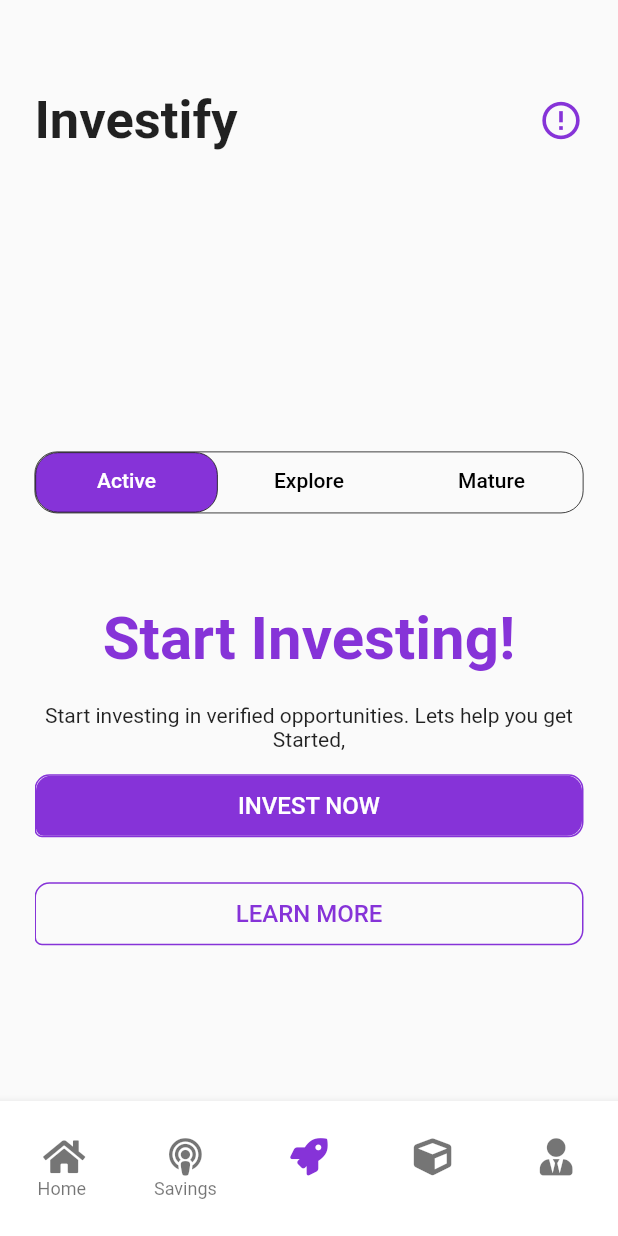
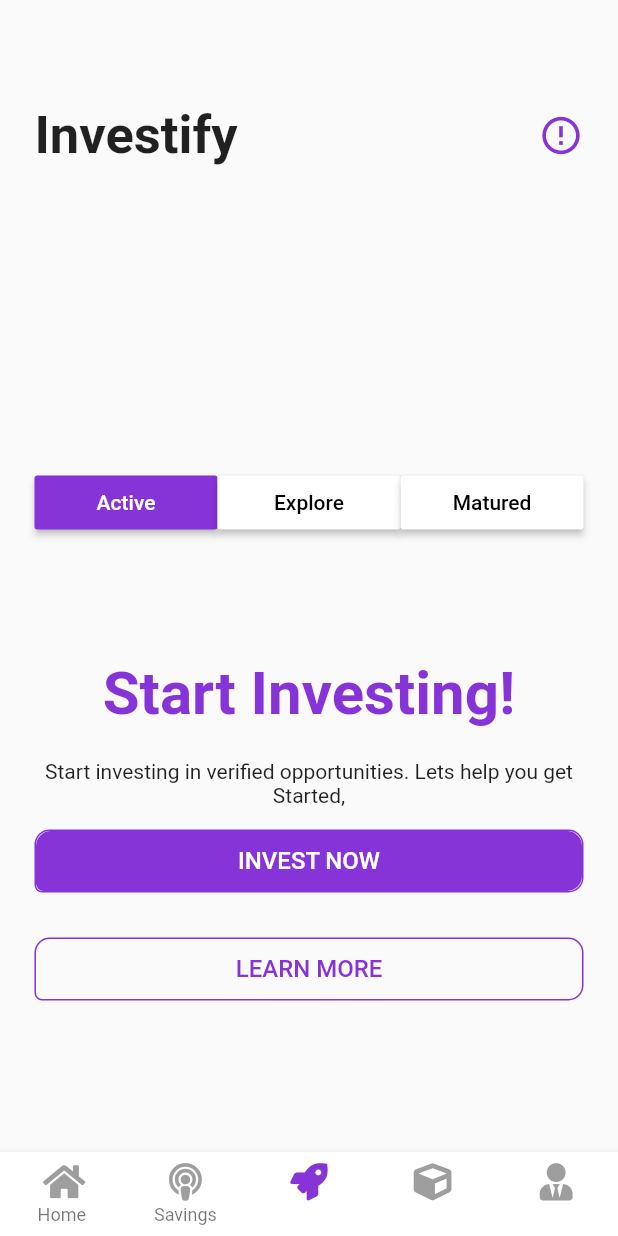
Before and after one commit to Emamezi/PiggyVest-UI-Clone, a Flutter app: the screen it shows after launch, item 3 of the bottom bar chosen, on a phone screen of 412 x 824 dp. Run offline on Flutter 3.47's test engine with Material 2 defaults, Android fonts, the phone set to English and light mode, and no system bars; our stand-ins replace font_awesome_flutter, shared_preferences.

Commit message:
dark mode feature added

```diff
--- a/lib/main.dart
+++ b/lib/main.dart
@@ -1,27 +1,66 @@
 import 'package:flutter/material.dart';
+import 'package:practiceapp/utils/styles.dart';
+import 'package:practiceapp/views/account_view.dart';
+import 'package:practiceapp/views/home_view.dart';
+import 'package:practiceapp/views/invest_view.dart';
+import 'package:practiceapp/views/savings_view.dart';
+import 'package:provider/provider.dart';
 import './widgets/wrapper.dart';
+import 'notifier/dark_theme_provider.dart';
 // import 'package:google_fonts/google_fonts.dart';
 
 void main() => runApp(MyApp());
 
-class MyApp extends StatelessWidget {
+class MyApp extends StatefulWidget {
+  @override
+  _MyAppState createState() => _MyAppState();
+}
+
+class _MyAppState extends State<MyApp> {
+  DarkThemeProvider themeChangeProvider = DarkThemeProvider();
+  @override
+  void initState() {
+    super.initState();
+    getCurrentAppTheme();
+  }
+
+//Get apptheme saved on the device
+  void getCurrentAppTheme() async {
+    themeChangeProvider.darkTheme =
+        await themeChangeProvider.darkThemePreference.getDarkTheme();
+  }
+
   @override
   Widget build(BuildContext context) {
-    return MaterialApp(
-      title: 'Flutter PiggyVest',
-      theme: ThemeData(
-        primaryColor: Colors.blue.shade800,
-        accentColor: Color(0xff8633d8),
-        // accentColorBrightness: Brightness.dark,
-        buttonColor: Colors.white,
-
-        // fontFamily: GoogleFonts.roboto(
-        //     textStyle: TextStyle(
-        //   fontSize: 18,
-        // )).fontFamily,
-        // accentColor: Colors.blue,
-      ),
-      home: Wrapper(),
+    return MultiProvider(
+      providers: [
+        ChangeNotifierProvider(
+          create: (_) => themeChangeProvider,
+        ),
+      ],
+      child: Consumer<DarkThemeProvider>(
+          builder: (BuildContext context, value, Widget child) {
+        return MaterialApp(
+          title: 'Flutter PiggyVest',
+          theme: Styles.themeData(themeChangeProvider.getTheme, context),
+          home: Wrapper(),
+          routes: {
+            InvestView.routeName: (ctx) => InvestView(),
+            AccountView.routeName: (ctx) => AccountView(),
+            SavingsView.routeName: (ctx) => SavingsView(),
+            HomeView.routeName: (ctx) => HomeView(),
+          },
+        );
+      }),
     );
   }
 }
+
+// MaterialApp(
+//       title: 'Flutter PiggyVest',
+//       // theme: Styles.themeData(themeChangeProvider.darkTheme, context),
+//       home: Wrapper(),
+//       routes: {
+//         InvestView.routeName: (ctx) => InvestView(),
+//       },
+//     );
--- /dev/null
+++ b/lib/model/darkTheme.dart
@@ -0,0 +1,15 @@
+import 'package:shared_preferences/shared_preferences.dart';
+
+class DarkThemePreference {
+  static const String = 'THEME_PREF';
+
+  setDarkTheme(bool value) async {
+    SharedPreferences pref = await SharedPreferences.getInstance();
+    pref.setBool('THEME_PREF', value);
+  }
+
+  Future<bool> getDarkTheme() async {
+    SharedPreferences pref = await SharedPreferences.getInstance();
+    return pref.getBool('THEME_PREF') ?? false;
+  }
+}
--- a/lib/model/investment_dummydata.dart
+++ b/lib/model/investment_dummydata.dart
@@ -32,9 +32,9 @@ final investmentData = [
     price: 5000,
   ),
   Investment(
-    title: 'Ginger Farm Investment',
-    image: 'assets/images/ginger.jp2',
-    investors: 1691,
+    title: 'Secue fixed income investment',
+    image: 'assets/images/IMG_5036.JPG',
+    investors: 833,
     price: 5000,
   ),
   Investment(
--- a/lib/model/product.dart
+++ b/lib/model/product.dart
@@ -4,12 +4,14 @@ class Product {
   final String title1;
   final String title2;
   final Color color;
+  final Color color2;
   final IconData icon;
 
   Product({
     @required this.title1,
     @required this.title2,
     @required this.color,
+    this.color2,
     @required this.icon,
   });
 }
--- a/lib/model/products.dart
+++ b/lib/model/products.dart
@@ -7,6 +7,7 @@ final List<Product> products = [
     title1: 'Piggybank',
     title2: 'Strict savings atomatically, Daily, weekly or Monthly. 10% p.a',
     color: Color(0XFFC2ECFE),
+    color2: Colors.blue,
     icon: Icons.verified_user,
   ),
   Product(
@@ -14,24 +15,28 @@ final List<Product> products = [
     title2:
         'Flexible savings for emergencies.Free transfer withdrawals etc 10% p.a',
     color: Color(0XFFFDE4F2),
+    color2: Colors.pinkAccent,
     icon: Icons.local_movies,
   ),
   Product(
     title1: 'Safelock',
     title2: 'Lock funds to avoid temptations.Upfront interest up to 13% p.a',
     color: Color(0XFFD1E2ED),
+    color2: Colors.lightBlue,
     icon: Icons.lock_outline,
   ),
   Product(
     title1: 'Targets',
     title2: 'Strict savings atomatically, Daily, weekly or Monthly. 10% p.a',
     color: Color(0XFFD5FFE6),
+    color2: Colors.green,
     icon: Icons.track_changes,
   ),
   Product(
     title1: 'Flex Dollar',
     title2: 'Strict savings atomatically, Daily, weekly or Monthly. 10% p.a',
     color: Color(0XFFE5EBEC),
+    // color2:Colors.blue,
     icon: Icons.attach_money,
   ),
 ];
--- /dev/null
+++ b/lib/notifier/dark_theme_provider.dart
@@ -0,0 +1,14 @@
+import 'package:practiceapp/model/darkTheme.dart';
+import 'package:flutter/foundation.dart';
+
+class DarkThemeProvider with ChangeNotifier {
+  DarkThemePreference darkThemePreference = DarkThemePreference();
+  bool _darkTheme = false;
+  bool get getTheme => _darkTheme;
+
+  set darkTheme(bool value) {
+    _darkTheme = value;
+    darkThemePreference.setDarkTheme(value);
+    notifyListeners();
+  }
+}
--- /dev/null
+++ b/lib/utils/styles.dart
@@ -0,0 +1,26 @@
+import 'dart:ui';
+
+import 'package:flutter/material.dart';
+
+abstract class Styles {
+  static const TextStyle kAccountHeadingtextStyle = TextStyle(
+    fontWeight: FontWeight.bold,
+    fontSize: 40,
+  );
+
+  static ThemeData themeData(bool isDarkTheme, BuildContext context) {
+    return ThemeData(
+      backgroundColor: isDarkTheme ? Colors.black : Colors.white,
+      primaryColor: isDarkTheme ? Colors.blue.shade800 : Colors.blue.shade800,
+      accentColor: isDarkTheme ? Color(0xff8633d8) : Color(0xff8633d8),
+      buttonColor: isDarkTheme ? Color(0xff8633d8) : Colors.white,
+      iconTheme: IconThemeData(color: isDarkTheme ? Colors.grey : Colors.grey),
+      cardColor: isDarkTheme ? Colors.black.withOpacity(0.8) : Colors.white,
+      indicatorColor: isDarkTheme ? Colors.blue.shade800 : Colors.blue.shade800,
+      brightness: isDarkTheme ? Brightness.dark : Brightness.light,
+      // toggleButtonsTheme: ToggleButtonsThemeData(
+
+      // )
+    );
+  }
+}
--- a/lib/views/app_view.dart
+++ b/lib/views/app_view.dart
@@ -3,6 +3,10 @@ import 'package:flutter/material.dart';
 class AppView extends StatelessWidget {
   @override
   Widget build(BuildContext context) {
-    return Container();
+    return Container(
+      child: Center(
+        child: CircularProgressIndicator(),
+      ),
+    );
   }
 }
--- a/lib/views/home_view.dart
+++ b/lib/views/home_view.dart
@@ -1,13 +1,17 @@
 import 'package:flutter/material.dart';
 import 'package:font_awesome_flutter/font_awesome_flutter.dart';
+import 'package:practiceapp/utils/styles.dart';
 import 'package:practiceapp/widgets/options_listview.dart';
 import 'package:practiceapp/widgets/quicksave.dart';
+import 'package:provider/provider.dart';
 
 class HomeView extends StatelessWidget {
+  static const String routeName = 'home';
   @override
   Widget build(BuildContext context) {
     final deviceSize = MediaQuery.of(context).size;
     return Scaffold(
+      backgroundColor: Theme.of(context).backgroundColor,
       floatingActionButton: QuickSave(context),
       body: Padding(
         padding: const EdgeInsets.only(top: 60, left: 10, right: 10),
@@ -102,6 +106,7 @@ Widget ProductsContainer(
       height: MediaQuery.of(context).size.height * 0.11,
       width: MediaQuery.of(context).size.width * 0.99,
       decoration: BoxDecoration(
+        color: Theme.of(context).cardColor,
         borderRadius: BorderRadius.only(
           topLeft: Radius.circular(15),
           topRight: Radius.circular(15),
--- a/lib/views/invest_view.dart
+++ b/lib/views/invest_view.dart
@@ -2,13 +2,18 @@ import 'package:flutter/material.dart';
 import 'package:practiceapp/widgets/exploretab.dart';
 import 'package:practiceapp/widgets/investview_activetab_diaplay.dart';
 
+final ValueNotifier<int> indexNotifier = ValueNotifier(0);
+
 class InvestView extends StatelessWidget {
+  static const String routeName = 'invest';
+  final List<String> tabs = ['Active', 'Explore', 'Matured'];
   @override
   Widget build(BuildContext context) {
-    final deviceSize = MediaQuery.of(context).size;
-    return ListView(
+    // final deviceSize = MediaQuery.of(context).size;
+    return Material(
+      child: ListView(
         padding: const EdgeInsets.symmetric(
-        vertical: 60,
+          vertical: 70,
           horizontal: 23,
         ),
         children: <Widget>[
@@ -30,55 +35,42 @@ class InvestView extends StatelessWidget {
             ],
           ),
           SizedBox(height: 200),
+          ValueListenableBuilder(
+              valueListenable: indexNotifier,
+              builder: (context, currentIndex, _) {
+                return Row(
+                  mainAxisAlignment: MainAxisAlignment.spaceAround,
+                  children: <Widget>[
+                    for (int index = 0; index < tabs.length; index++)
                       Expanded(
-          child: Container(
-            height: MediaQuery.of(context).size.height,
-            child: DefaultTabController(
-              length: 3,
-              child: SizedBox(
-                // height: 200,
-                child: Column(
-                  children: <Widget>[
-                    Container(
-                      height: deviceSize.height * 0.05,
-                      decoration: BoxDecoration(
-                        border: Border.all(
-                          width: 0.5,
+                        child: MaterialButton(
+                          color: currentIndex == index
+                              ? Theme.of(context).accentColor
+                              : Colors.white,
+                          child: Text(tabs[index],
+                              style: TextStyle(
+                                color: currentIndex == index
+                                    ? Colors.white
+                                    : Colors.black,
+                              )),
+                          onPressed: () {
+                            indexNotifier.value = index;
+                          },
                         ),
-                        borderRadius: BorderRadius.circular(15),
-                      ),
-                      width: double.infinity,
-                      child: TabBar(
-                        indicator: BoxDecoration(
-                          color: Theme.of(context).accentColor,
-                          borderRadius: BorderRadius.circular(15),
-                          border:
-                              Border.all(width: 0.5, style: BorderStyle.solid),
-                        ),
-                        unselectedLabelColor: Colors.black,
-                        tabs: [
-                          Text('Active'),
-                          Text('Explore'),
-                          Text('Mature'),
+                      )
+                  ],
+                );
+              }),
+          ValueListenableBuilder(
+              valueListenable: indexNotifier,
+              builder: (context, currentIndex, _) {
+                if (currentIndex == 0) return ActiveTabDisplay();
+                if (currentIndex == 1) return ExploreTab();
+                if (currentIndex == 2) return ActiveTabDisplay();
+                return Offstage();
+              })
         ],
       ),
-                    ),
-                    Expanded(
-                      child: TabBarView(
-                        children: [
-                          ActiveTabDisplay(),
-                          ExploreTab(),
-                          ActiveTabDisplay(),
-                        ],
-                      ),
-                    ),
-                  ],
-                ),
-              ),
-            ),
-          ),
-        ),
-      ],
     );
   }
 }
--- a/lib/widgets/investview_activetab_diaplay.dart
+++ b/lib/widgets/investview_activetab_diaplay.dart
@@ -4,11 +4,10 @@ import 'package:practiceapp/widgets/buttonfield.dart';
 class ActiveTabDisplay extends StatelessWidget {
   @override
   Widget build(BuildContext context) {
-    return SingleChildScrollView(
-      child: Column(
+    return Column(
       children: <Widget>[
         Padding(
-            padding: const EdgeInsets.only(top: 60),
+          padding: const EdgeInsets.only(top: 80),
           child: Text(
             'Start Investing!',
             style: TextStyle(
@@ -35,7 +34,6 @@ class ActiveTabDisplay extends StatelessWidget {
           textColor: Theme.of(context).accentColor,
         ),
       ],
-      ),
     );
   }
 }
--- a/lib/widgets/options_container.dart
+++ b/lib/widgets/options_container.dart
@@ -6,12 +6,14 @@ class OptionsContainer extends StatelessWidget {
   final Color iconColor;
   final String text1;
   final String text2;
+  final Function onTap;
   const OptionsContainer({
     this.color,
     this.icons,
     this.iconColor,
     this.text1,
     this.text2,
+    this.onTap,
     Key key,
   }) : super(key: key);
 
@@ -19,6 +21,8 @@ class OptionsContainer extends StatelessWidget {
   Widget build(BuildContext context) {
     return Padding(
       padding: const EdgeInsets.all(8.0),
+      child: InkWell(
+        onTap: onTap,
         child: Container(
           decoration: BoxDecoration(
             color: color,
@@ -63,6 +67,7 @@ class OptionsContainer extends StatelessWidget {
             ],
           ),
         ),
+      ),
     );
   }
 }
--- a/lib/widgets/options_listview.dart
+++ b/lib/widgets/options_listview.dart
@@ -1,4 +1,5 @@
 import 'package:flutter/material.dart';
+import 'package:practiceapp/views/savings_view.dart';
 import 'package:practiceapp/widgets/options_container.dart';
 
 class OptionsListView extends StatelessWidget {
@@ -19,6 +20,10 @@ class OptionsListView extends StatelessWidget {
       // dragStartBehavior: DragStartBehavior.start,
       children: <Widget>[
         OptionsContainer(
+          onTap: () {
+            Navigator.of(context)
+                .push(MaterialPageRoute(builder: (ctx) => SavingsView()));
+          },
           color: Theme.of(context).primaryColor,
           icons: Icons.verified_user,
           iconColor: Colors.white,
--- a/lib/widgets/wrapper.dart
+++ b/lib/widgets/wrapper.dart
@@ -23,14 +23,14 @@ class _WrapperState extends State<Wrapper> {
   @override
   Widget build(BuildContext context) {
     return Scaffold(
-      bottomNavigationBar: Container(
-        height: 90,
-        child: BottomNavigationBar(
+      backgroundColor: Colors.white,
+      body: _screens[_selectedViewIndex],
+      bottomNavigationBar: BottomNavigationBar(
         iconSize: 25,
         currentIndex: _selectedViewIndex,
-          backgroundColor: Colors.white,
+        backgroundColor: Theme.of(context).backgroundColor,
         type: BottomNavigationBarType.fixed,
-          fixedColor: Colors.grey,
+        fixedColor: Theme.of(context).iconTheme.color,
         elevation: 5.0,
         // selectedItemColor: Colors.green,
         items: [
@@ -40,17 +40,19 @@ class _WrapperState extends State<Wrapper> {
               // size: 20,
               color: _selectedViewIndex == 0
                   ? Theme.of(context).primaryColor
-                    : null,
+                  : Theme.of(context).iconTheme.color,
             ),
             title: Text('Home'),
           ),
           BottomNavigationBarItem(
             // Icons.track_changes
-              icon: Icon(FontAwesomeIcons.podcast,
+            icon: Icon(
+              FontAwesomeIcons.podcast,
               // size: 20,
               color: _selectedViewIndex == 1
                   ? Theme.of(context).primaryColor
-                      : null),
+                  : Theme.of(context).iconTheme.color,
+            ),
             title: Text('Savings'),
           ),
           BottomNavigationBarItem(
@@ -59,7 +61,7 @@ class _WrapperState extends State<Wrapper> {
               // size: 20,
               color: _selectedViewIndex == 2
                   ? Theme.of(context).accentColor
-                    : null,
+                  : Theme.of(context).iconTheme.color,
             ),
             title: Column(
               children: <Widget>[
@@ -80,7 +82,7 @@ class _WrapperState extends State<Wrapper> {
               // size: 20,
               color: _selectedViewIndex == 3
                   ? Theme.of(context).primaryColor
-                    : null,
+                  : Theme.of(context).iconTheme.color,
             ),
             title: Column(
               children: <Widget>[
@@ -96,15 +98,17 @@ class _WrapperState extends State<Wrapper> {
             ),
           ),
           BottomNavigationBarItem(
-              icon: Icon(FontAwesomeIcons.userTie,
+            icon: Icon(
+              FontAwesomeIcons.userTie,
               // size: 20,
               color: _selectedViewIndex == 4
                   ? Theme.of(context).primaryColor
-                      : null),
+                  : Theme.of(context).iconTheme.color,
+            ),
             title: Column(
               children: <Widget>[
                 Text('Account'),
-                  // if (_selectedViewIndex == 4)
+                if (_selectedViewIndex == 4)
                   Text(
                     '●',
                     style: TextStyle(color: Theme.of(context).primaryColor),
@@ -126,8 +130,6 @@ class _WrapperState extends State<Wrapper> {
           });
         },
       ),
-      ),
-      body: _screens[_selectedViewIndex],
     );
   }
 }
--- a/pubspec.yaml
+++ b/pubspec.yaml
@@ -25,6 +25,8 @@ dependencies:
     sdk: flutter
   font_awesome_flutter: ^8.8.1
 
+  provider: ^4.3.1
+  shared_preferences: ^0.5.8
 
 
   # The following adds the Cupertino Icons font to your application.
```
Also changed, not shown: lib/views/account_view.dart (+34 -15 lines), lib/views/savings_view.dart (+47 -27 lines), lib/widgets/exploretab.dart (+6 -5 lines), lib/widgets/investment_gridview.dart (+23 -21 lines), pubspec.lock, 1 other file. Lines whose indentation alone changed are shown as unchanged.
